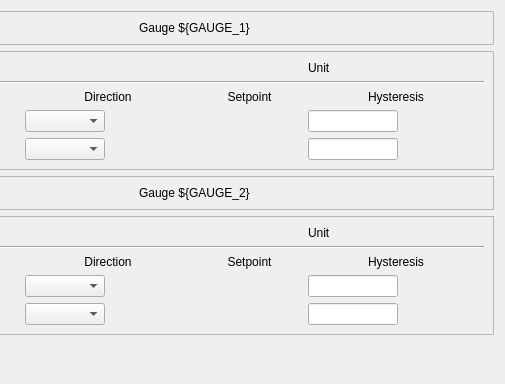
Before: the Qt Designer form ui/mks937b/pirani.ui in lnls-sirius/pydm-opi, drawn with Qt 5; both pictures show x 234 to 739 and y 0 to 384 of the 739 by 384 pixel window.
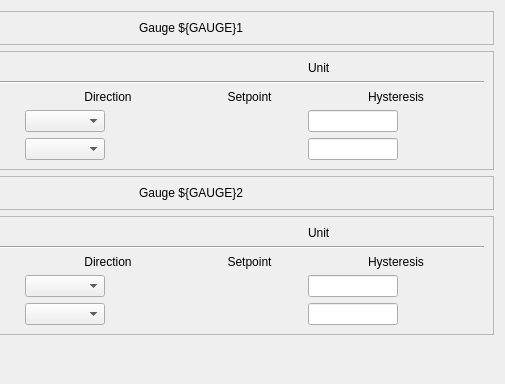
After: the same form once the commit is applied. Custom widgets are drawn as their Qt base class.

```diff
--- a/ui/mks937b/pirani.ui
+++ b/ui/mks937b/pirani.ui
@@ -49,7 +49,7 @@
       <item>
        <widget class="QLabel" name="label_9">
         <property name="text">
-         <string>Gauge ${GAUGE_2}</string>
+         <string>Gauge ${GAUGE}2</string>
         </property>
        </widget>
       </item>
@@ -77,7 +77,7 @@
         <item>
          <widget class="QLabel" name="label_2">
           <property name="text">
-           <string>Gauge ${GAUGE_1}</string>
+           <string>Gauge ${GAUGE}1</string>
           </property>
          </widget>
         </item>
```
